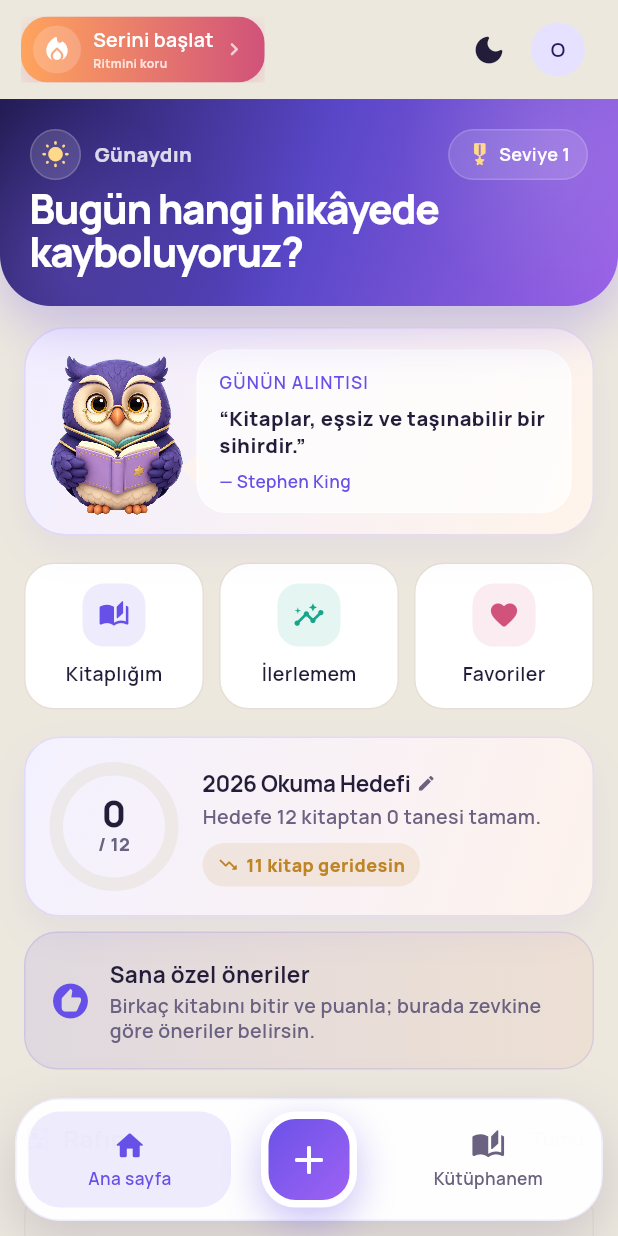
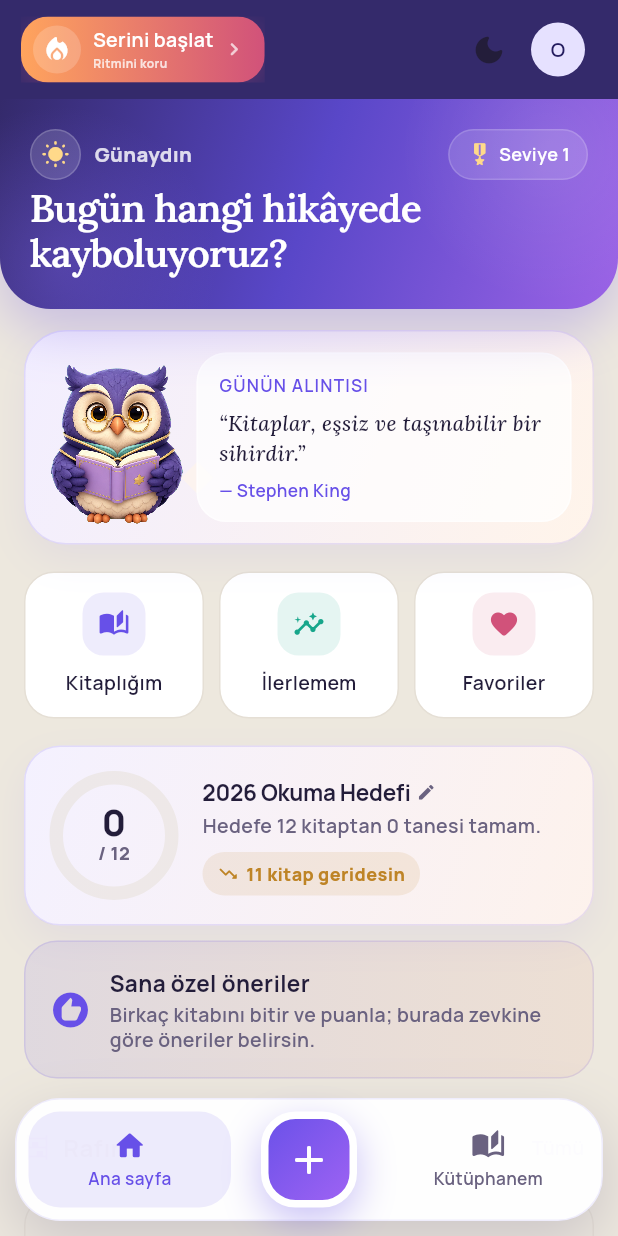
Before and after one commit to cagdaskotan/book-go, a Flutter app: the HomePage screen opened by its route, on a phone screen of 412 x 824 dp. Run offline on Flutter 3.47's test engine with Material 3 defaults, Android fonts, the phone set to English and light mode, and no system bars; our stand-ins replace cached_network_image, file_picker, flutter_local_notifications, google_fonts, image_picker, share_plus and 3 more; missing offline and left inert: google_mlkit_text_recognition, mobile_scanner; accounts and stored records are empty; project files that could hold a hidden picture were left out.

Commit message:
Tepedeki dikişi kaldır, karşılama cümlesini ve günün alıntısını serife al
Telefonda bakınca ekranın tepesinde siyah, ölü bir şerit duruyordu: üst
çubuk sayfa zeminindeydi, hemen altındaki karşılama paneli ise parlak
mor. Çubuk panelin rengine bağlandı (MainAppBar.backgroundOverride) ama
ilk denemede gradyanın ilk durağı #1E1836, yani zaten neredeyse siyahtı
ve şerit yerinde kaldı. Gradyanın başlangıcı görünür bir mora çekildi;
tepe artık tek bir yüzey olarak okunuyor.

Karşılama cümlesi ("Bugün hangi hikâyede kayboluyoruz?") ve ana
sayfadaki günün alıntısı sans-serif kalmıştı. İkisi de arayüz etiketi
değil, kullanıcıya söylenen söz — serif tam oraya ait. Alıntı artık
kullanıcının kendi defterinden geldiği için bu fark daha da anlamlı.

185 test geçiyor.

Co-Authored-By: Claude Opus 5 (1M context) <noreply@anthropic.com>

```diff
--- a/book_app/lib/pages/home.dart
+++ b/book_app/lib/pages/home.dart
@@ -617,6 +617,9 @@ class _HomePageState extends State<HomePage> {
               Navigator.pushNamed(context, AppRoutes.collections),
           userName: profileService.visibleName,
           brandColor: const Color(0xFF4F46E5),
+          // Karşılama panelinin üst rengi: çubukla panel arasındaki dikiş
+          // kalkıyor, tepe tek bir yüzey olarak okunuyor.
+          backgroundOverride: _WelcomePanel.topColor(context),
           currentStreak: _gamification?.currentStreak,
           dailyGoalMet: _gamification?.dailyGoalMet ?? false,
           onStreakTap: _openStreakCenter,
@@ -1256,17 +1259,28 @@ class _WelcomePanel extends StatelessWidget {
   final String? heroPaceNote;
   final VoidCallback? onOpenHero;
 
+  /// Panelin gradyanı.
+  ///
+  /// Panel tek bir parlak mor olarak sabitti. Koyu temada bu, neredeyse
+  /// siyah bir sayfanın ortasına yapıştırılmış ışıklı bir blok gibi
+  /// duruyordu: geçiş sert, göz yoruyor. Koyuda tonlar derinleşiyor,
+  /// açıkta eski canlılığını koruyor.
+  /// İlk durak bilerek görünür bir mor: üst çubuk bu renge boyanıyor ve
+  /// eskiden #1E1836 ile neredeyse siyah çıkıyordu — panel parlak, üstü
+  /// kapkara olunca ekranın tepesinde ölü bir şerit oluşuyordu.
+  static List<Color> _gradientFor(bool isDark) => isDark
+      ? const [Color(0xFF2E2456), Color(0xFF43358A), Color(0xFF5A44A4)]
+      : const [Color(0xFF342A6B), Color(0xFF5947C8), Color(0xFF9B63E6)];
+
+  /// Üst çubuğun panelle aynı renge boyanması için.
+  static Color topColor(BuildContext context) =>
+      _gradientFor(Theme.of(context).brightness == Brightness.dark).first;
+
   @override
   Widget build(BuildContext context) {
     final isDark = Theme.of(context).brightness == Brightness.dark;
 
-    // Panel tek bir parlak mor olarak sabitti. Koyu temada bu, neredeyse
-    // siyah bir sayfanın ortasına yapıştırılmış ışıklı bir blok gibi
-    // duruyordu: geçiş sert, göz yoruyor. Koyuda tonlar derinleşiyor,
-    // açıkta eski canlılığını koruyor.
-    final gradient = isDark
-        ? const [Color(0xFF1E1836), Color(0xFF3A2E76), Color(0xFF55409B)]
-        : const [Color(0xFF241C55), Color(0xFF5947C8), Color(0xFF9B63E6)];
+    final gradient = _gradientFor(isDark);
 
     return Container(
       clipBehavior: Clip.antiAlias,
@@ -1371,14 +1385,14 @@ class _WelcomePanel extends StatelessWidget {
                   ],
                 ),
                 const SizedBox(height: 4),
-                const Text(
+                // Sayfanın karşılama cümlesi arayüz etiketi değil,
+                // kullanıcıya söylenen bir söz — serif tam buraya ait.
+                Text(
                   'Bugün hangi hikâyede kayboluyoruz?',
-                  style: TextStyle(
+                  style: AppSerif.display.copyWith(
                     color: Colors.white,
-                    fontSize: 27,
-                    height: 1.08,
-                    fontWeight: FontWeight.w800,
-                    letterSpacing: -.9,
+                    fontSize: 26,
+                    height: 1.15,
                   ),
                 ),
                 if (heroBook case final book?) ...[
@@ -1969,12 +1983,7 @@ class _MascotQuoteCardState extends State<_MascotQuoteCard> {
                           const SizedBox(height: 7),
                           Text(
                             '“$quote”',
-                            style: TextStyle(
-                              color: cs.onSurface,
-                              fontWeight: FontWeight.w800,
-                              fontSize: 13.5,
-                              height: 1.35,
-                            ),
+                            style: AppSerif.quoteSmall.withColor(cs.onSurface),
                           ),
                           const SizedBox(height: 6),
                           Text(
--- a/book_app/lib/widgets/appbar.dart
+++ b/book_app/lib/widgets/appbar.dart
@@ -27,11 +27,17 @@ class MainAppBar extends StatelessWidget implements PreferredSizeWidget {
     this.onStreakTap,
     this.titleOverride,
     this.subtitleOverride,
+    this.backgroundOverride,
   });
 
   final HeaderTab activeTab;
   final String? titleOverride;
   final String? subtitleOverride;
+
+  /// Çubuğun zemini. Ana sayfada altındaki karşılama paneliyle aynı renk
+  /// veriliyor: eskiden çubuk sayfa zemininde kalıyordu ve parlak panelin
+  /// üstünde siyah, ölü bir şerit gibi duruyordu.
+  final Color? backgroundOverride;
   final void Function(HeaderTab tab)? onNavSelected;
   final VoidCallback? onToggleTheme;
   final VoidCallback? onProfile;
@@ -77,7 +83,7 @@ class MainAppBar extends StatelessWidget implements PreferredSizeWidget {
       toolbarHeight: 66,
       // Sayfayla aynı düzlem: kart beyazı artık zeminden ayrıldığı için
       // üst çubuk da beyaz kalsaydı sayfanın ortasında bir dikiş olurdu.
-      backgroundColor: theme.scaffoldBackgroundColor,
+      backgroundColor: backgroundOverride ?? theme.scaffoldBackgroundColor,
       surfaceTintColor: Colors.transparent,
       elevation: 0,
       title: Row(
```
